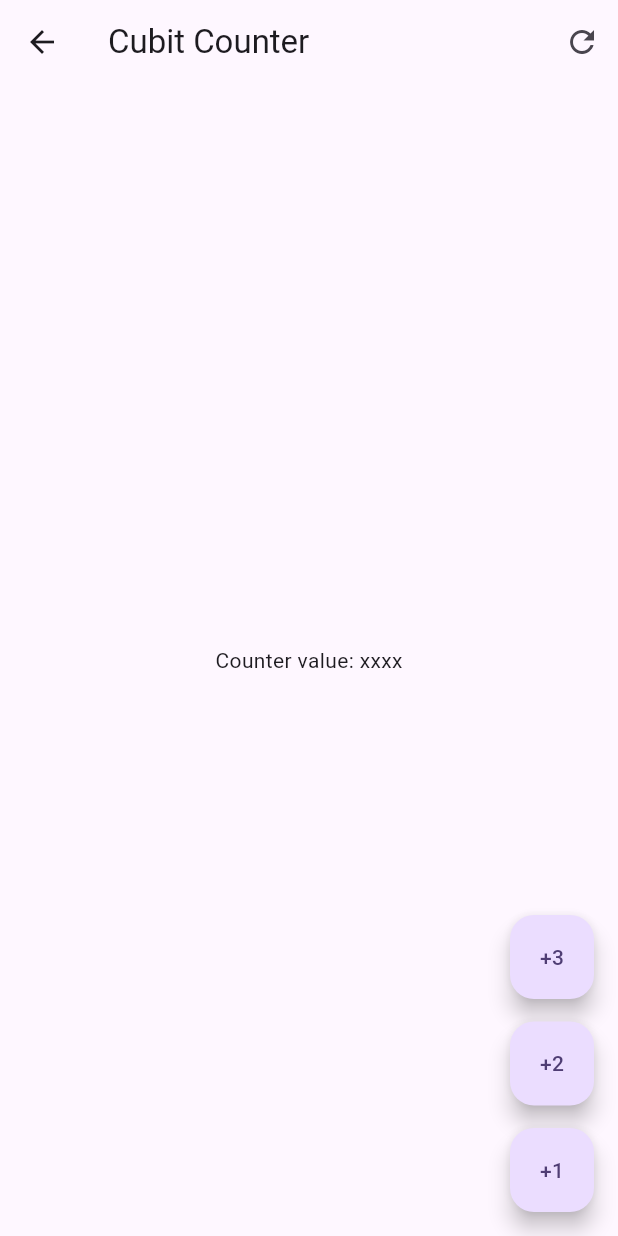
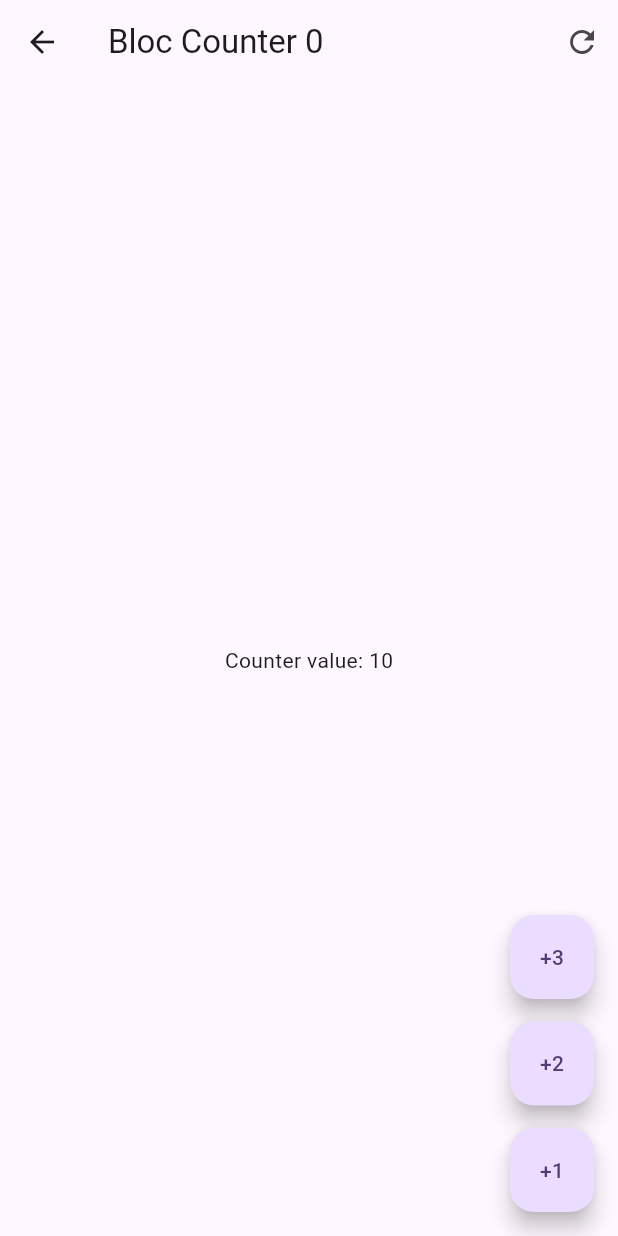
Before and after one commit to MatHeartGaming/flutter_bloc_and_cubits, a Flutter app: the screen it shows after launch, after a tap on "Bloc", on a phone screen of 412 x 824 dp. Run offline on Flutter 3.47's test engine with Material 2 defaults, Android fonts, the phone set to English and light mode, and no system bars; our stand-ins replace equatable, flutter_bloc, go_router.

Commit message:
Bloc finished

```diff
--- a/lib/presentation/blocs/counter_bloc/counter_event.dart
+++ b/lib/presentation/blocs/counter_bloc/counter_event.dart
@@ -8,3 +8,7 @@ class CounterIncreased extends CounterEvent {
   final int value;
   const CounterIncreased(this.value);
 }
+
+class ResetCounter extends CounterEvent {
+  const ResetCounter();
+}
--- a/lib/presentation/screens/bloc_counter_screen.dart
+++ b/lib/presentation/screens/bloc_counter_screen.dart
@@ -1,4 +1,6 @@
+import 'package:blocs_and_cubits/presentation/blocs/counter_bloc/counter_bloc.dart';
 import 'package:flutter/material.dart';
+import 'package:flutter_bloc/flutter_bloc.dart';
 
 class BlocCounterScreen extends StatelessWidget {
   static const String name = "BlocCounterScreen";
@@ -7,13 +9,35 @@ class BlocCounterScreen extends StatelessWidget {
 
   @override
   Widget build(BuildContext context) {
+    return BlocProvider(
+        create: (BuildContext context) => CounterBloc(),
+        child: const _BlocCounterView());
+  }
+}
+
+class _BlocCounterView extends StatelessWidget {
+  const _BlocCounterView();
+
+  void _increaseCounterBy(BuildContext context, [int value = 1]) {
+    //context.read<CounterBloc>().add(CounterIncreased(value));
+    context.read<CounterBloc>().increaseBy(value);
+  }
+
+  void _resetCounter(BuildContext context) {
+    //context.read<CounterBloc>().add(const ResetCounter());
+    context.read<CounterBloc>().resetCounter();
+  }
+
+  @override
+  Widget build(BuildContext context) {
     return Scaffold(
       appBar: AppBar(
-        title: const Text("Cubit Counter"),
+        title: context.select((CounterBloc bloc) =>
+            Text("Bloc Counter ${bloc.state.transactionCount}")),
         actions: [
           IconButton(
-            onPressed: () {},
-            icon: const Icon(Icons.refresh_outlined))
+              onPressed: () => _resetCounter(context),
+              icon: const Icon(Icons.refresh_outlined))
         ],
       ),
       floatingActionButton: Column(
@@ -21,7 +45,7 @@ class BlocCounterScreen extends StatelessWidget {
         children: [
           FloatingActionButton(
             heroTag: '1',
-            onPressed: () => {},
+            onPressed: () => _increaseCounterBy(context, 3),
             child: const Text("+3"),
           ),
           const SizedBox(
@@ -29,7 +53,7 @@ class BlocCounterScreen extends StatelessWidget {
           ),
           FloatingActionButton(
             heroTag: '2',
-            onPressed: () => {},
+            onPressed: () => _increaseCounterBy(context, 2),
             child: const Text("+2"),
           ),
           const SizedBox(
@@ -37,13 +61,14 @@ class BlocCounterScreen extends StatelessWidget {
           ),
           FloatingActionButton(
             heroTag: '3',
-            onPressed: () => {},
+            onPressed: () => _increaseCounterBy(context),
             child: const Text("+1"),
           ),
         ],
       ),
-      body: const Center(
-        child: Text("Counter value: xxxx"),
+      body: Center(
+        child: context.select((CounterBloc counterBloc) =>
+            Text("Counter value: ${counterBloc.state.counter}")),
       ),
     );
   }
--- a/lib/presentation/screens/home_screen.dart
+++ b/lib/presentation/screens/home_screen.dart
@@ -25,6 +25,11 @@ class HomeScreen extends StatelessWidget {
             trailing: const Icon(Icons.arrow_forward_ios_rounded),
             onTap: () => context.push('/bloc'),
           ),
+
+          const Padding(
+            padding: EdgeInsets.symmetric(horizontal: 10),
+            child: Divider(),
+          )
         ],
       ),
     );
```
Also changed, not shown: lib/presentation/blocs/counter_bloc/counter_bloc.dart (+18 -6 lines).
